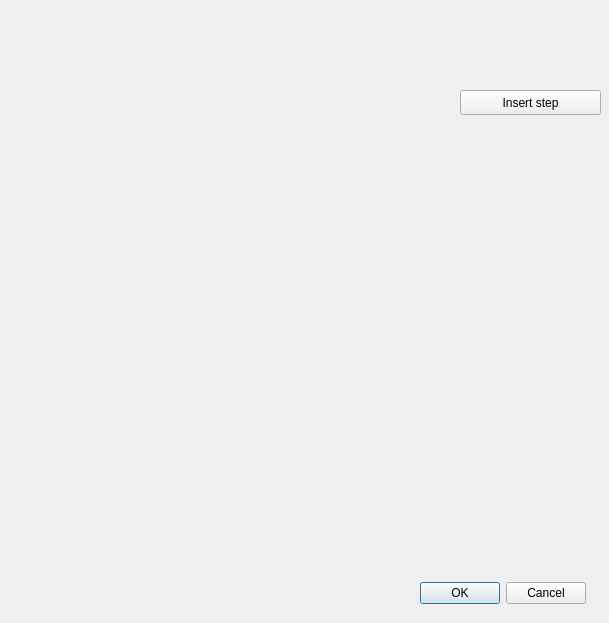
The window that ui/TestCaseForm.ui (perfidia/afefuc) describes before a commit, drawn with Qt 5.
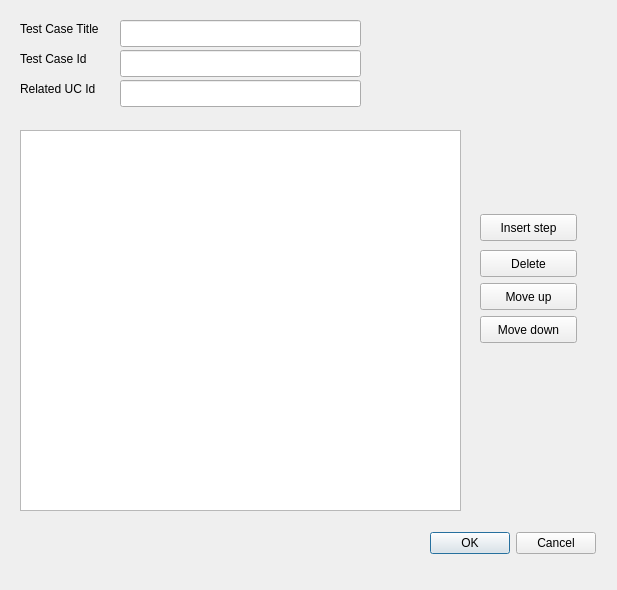
The same window after the commit.

Commit message: changed TestCase form design. Added table view with TC steps containing coloring and auto-completing editor.

The edit to the form file:
```diff
--- a/ui/TestCaseForm.ui
+++ b/ui/TestCaseForm.ui
@@ -6,8 +6,8 @@
    <rect>
     <x>0</x>
     <y>0</y>
-    <width>609</width>
-    <height>623</height>
+    <width>617</width>
+    <height>590</height>
    </rect>
   </property>
   <property name="windowTitle">
@@ -16,8 +16,8 @@
   <widget class="QDialogButtonBox" name="boxButton">
    <property name="geometry">
     <rect>
-     <x>410</x>
-     <y>580</y>
+     <x>420</x>
+     <y>530</y>
      <width>176</width>
      <height>27</height>
     </rect>
@@ -29,29 +29,136 @@
     <set>QDialogButtonBox::Cancel|QDialogButtonBox::Ok</set>
    </property>
   </widget>
-  <widget class="QPushButton" name="insertStep">
+  <widget class="QTableView" name="stepView">
    <property name="geometry">
     <rect>
-     <x>460</x>
-     <y>90</y>
-     <width>141</width>
-     <height>25</height>
-    </rect>
-   </property>
-   <property name="text">
-    <string>Insert step</string>
-   </property>
-  </widget>
-  <widget class="QWidget" name="verticalLayoutWidget">
-   <property name="geometry">
-    <rect>
-     <x>10</x>
-     <y>20</y>
+     <x>20</x>
+     <y>130</y>
      <width>441</width>
-     <height>521</height>
+     <height>381</height>
     </rect>
    </property>
-   <layout class="QVBoxLayout" name="widget"/>
+  </widget>
+  <widget class="QPushButton" name="moveDownButton">
+   <property name="geometry">
+    <rect>
+     <x>480</x>
+     <y>316</y>
+     <width>97</width>
+     <height>27</height>
+    </rect>
+   </property>
+   <property name="text">
+    <string>Move down</string>
+   </property>
+  </widget>
+  <widget class="QPushButton" name="moveUpButton">
+   <property name="geometry">
+    <rect>
+     <x>480</x>
+     <y>283</y>
+     <width>97</width>
+     <height>27</height>
+    </rect>
+   </property>
+   <property name="text">
+    <string>Move up</string>
+   </property>
+  </widget>
+  <widget class="QPushButton" name="insertStepButton">
+   <property name="geometry">
+    <rect>
+     <x>480</x>
+     <y>214</y>
+     <width>97</width>
+     <height>27</height>
+    </rect>
+   </property>
+   <property name="text">
+    <string>Insert step</string>
+   </property>
+  </widget>
+  <widget class="QPushButton" name="deleteButton">
+   <property name="geometry">
+    <rect>
+     <x>480</x>
+     <y>250</y>
+     <width>97</width>
+     <height>27</height>
+    </rect>
+   </property>
+   <property name="text">
+    <string>Delete</string>
+   </property>
+  </widget>
+  <widget class="QLabel" name="TitleLabel">
+   <property name="geometry">
+    <rect>
+     <x>20</x>
+     <y>20</y>
+     <width>101</width>
+     <height>17</height>
+    </rect>
+   </property>
+   <property name="text">
+    <string>Test Case Title</string>
+   </property>
+  </widget>
+  <widget class="QLabel" name="IdLabel">
+   <property name="geometry">
+    <rect>
+     <x>20</x>
+     <y>50</y>
+     <width>91</width>
+     <height>17</height>
+    </rect>
+   </property>
+   <property name="text">
+    <string>Test Case Id</string>
+   </property>
+  </widget>
+  <widget class="QLabel" name="RUCIdLabel">
+   <property name="geometry">
+    <rect>
+     <x>20</x>
+     <y>80</y>
+     <width>91</width>
+     <height>17</height>
+    </rect>
+   </property>
+   <property name="text">
+    <string>Related UC Id</string>
+   </property>
+  </widget>
+  <widget class="QLineEdit" name="titleEdit">
+   <property name="geometry">
+    <rect>
+     <x>120</x>
+     <y>20</y>
+     <width>241</width>
+     <height>27</height>
+    </rect>
+   </property>
+  </widget>
+  <widget class="QLineEdit" name="idEdit">
+   <property name="geometry">
+    <rect>
+     <x>120</x>
+     <y>50</y>
+     <width>241</width>
+     <height>27</height>
+    </rect>
+   </property>
+  </widget>
+  <widget class="QLineEdit" name="RUCIdEdit">
+   <property name="geometry">
+    <rect>
+     <x>120</x>
+     <y>80</y>
+     <width>241</width>
+     <height>27</height>
+    </rect>
+   </property>
   </widget>
  </widget>
  <resources/>
```
The commit also changes 2 other files.
